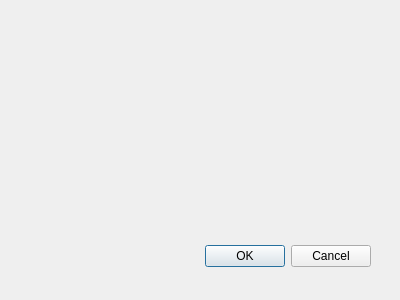
engsr6982/EasyDownloadManager, file src/ui/settings/SettingsDialog.ui: the form before one commit.
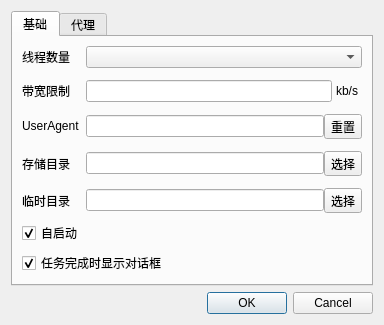
The form after the commit.

Commit message: feat: add settings dialog and configuration management

The edit to the form file:
```diff
--- a/src/ui/settings/SettingsDialog.ui
+++ b/src/ui/settings/SettingsDialog.ui
@@ -6,29 +6,268 @@
    <rect>
     <x>0</x>
     <y>0</y>
-    <width>400</width>
-    <height>300</height>
+    <width>384</width>
+    <height>325</height>
    </rect>
   </property>
   <property name="windowTitle">
    <string>Dialog</string>
   </property>
-  <widget class="QDialogButtonBox" name="buttonBox">
-   <property name="geometry">
-    <rect>
-     <x>30</x>
-     <y>240</y>
-     <width>341</width>
-     <height>32</height>
-    </rect>
-   </property>
-   <property name="orientation">
-    <enum>Qt::Orientation::Horizontal</enum>
-   </property>
-   <property name="standardButtons">
-    <set>QDialogButtonBox::StandardButton::Cancel|QDialogButtonBox::StandardButton::Ok</set>
-   </property>
-  </widget>
+  <layout class="QVBoxLayout" name="verticalLayout">
+   <item>
+    <widget class="QTabWidget" name="tabWidget_">
+     <property name="currentIndex">
+      <number>0</number>
+     </property>
+     <widget class="QWidget" name="basisTab_">
+      <attribute name="title">
+       <string>基础</string>
+      </attribute>
+      <layout class="QVBoxLayout" name="verticalLayout_2">
+       <item>
+        <layout class="QFormLayout" name="basisTabFormLayout_">
+         <property name="horizontalSpacing">
+          <number>6</number>
+         </property>
+         <property name="verticalSpacing">
+          <number>12</number>
+         </property>
+         <item row="0" column="0">
+          <widget class="QLabel" name="threadCountLabel_">
+           <property name="text">
+            <string>线程数量</string>
+           </property>
+          </widget>
+         </item>
+         <item row="0" column="1">
+          <widget class="QComboBox" name="threadCountComboBox_">
+           <property name="toolTip">
+            <string>每次下载使用的线程数量(推荐8个线程)</string>
+           </property>
+           <property name="currentIndex">
+            <number>-1</number>
+           </property>
+          </widget>
+         </item>
+         <item row="1" column="0">
+          <widget class="QLabel" name="bandWidthLimitLabel_">
+           <property name="text">
+            <string>带宽限制</string>
+           </property>
+          </widget>
+         </item>
+         <item row="1" column="1">
+          <layout class="QHBoxLayout" name="bandWidthLimitLayout_">
+           <property name="spacing">
+            <number>4</number>
+           </property>
+           <property name="rightMargin">
+            <number>4</number>
+           </property>
+           <property name="bottomMargin">
+            <number>0</number>
+           </property>
+           <item>
+            <widget class="QLineEdit" name="bandWidthLimitInput_">
+             <property name="toolTip">
+              <string>每个任务的带宽限制(单位 kb/s)</string>
+             </property>
+             <property name="text">
+              <string/>
+             </property>
+            </widget>
+           </item>
+           <item>
+            <widget class="QLabel" name="bandWidthLimitUintLabel_">
+             <property name="text">
+              <string>kb/s</string>
+             </property>
+            </widget>
+           </item>
+          </layout>
+         </item>
+         <item row="2" column="0">
+          <widget class="QLabel" name="userAgentLabel_">
+           <property name="text">
+            <string>UserAgent</string>
+           </property>
+          </widget>
+         </item>
+         <item row="2" column="1">
+          <layout class="QHBoxLayout" name="userAgentLayout_">
+           <item>
+            <widget class="QLineEdit" name="userAgentInput_">
+             <property name="toolTip">
+              <string>发起下载和请求使用此UA</string>
+             </property>
+             <property name="text">
+              <string/>
+             </property>
+            </widget>
+           </item>
+           <item>
+            <widget class="QToolButton" name="userAgentResetBtn_">
+             <property name="text">
+              <string>重置</string>
+             </property>
+            </widget>
+           </item>
+          </layout>
+         </item>
+         <item row="3" column="0">
+          <widget class="QLabel" name="saveDirLabel_">
+           <property name="text">
+            <string>存储目录</string>
+           </property>
+          </widget>
+         </item>
+         <item row="3" column="1">
+          <layout class="QHBoxLayout" name="saveDirLayout_">
+           <item>
+            <widget class="QLineEdit" name="saveDirInput_"/>
+           </item>
+           <item>
+            <widget class="QToolButton" name="saveDirChooseBtn_">
+             <property name="text">
+              <string>选择</string>
+             </property>
+            </widget>
+           </item>
+          </layout>
+         </item>
+         <item row="4" column="0">
+          <widget class="QLabel" name="tempDirLabel_">
+           <property name="text">
+            <string>临时目录</string>
+           </property>
+          </widget>
+         </item>
+         <item row="4" column="1">
+          <layout class="QHBoxLayout" name="tempDirLayout_">
+           <item>
+            <widget class="QLineEdit" name="tempDirInput_"/>
+           </item>
+           <item>
+            <widget class="QToolButton" name="tempDirChooseBtn_">
+             <property name="text">
+              <string>选择</string>
+             </property>
+            </widget>
+           </item>
+          </layout>
+         </item>
+        </layout>
+       </item>
+       <item>
+        <widget class="QCheckBox" name="autoStartCheckBox_">
+         <property name="text">
+          <string>自启动</string>
+         </property>
+         <property name="checked">
+          <bool>true</bool>
+         </property>
+        </widget>
+       </item>
+       <item>
+        <widget class="QCheckBox" name="showCompleteCheckBox_">
+         <property name="text">
+          <string>任务完成时显示对话框</string>
+         </property>
+         <property name="checked">
+          <bool>true</bool>
+         </property>
+        </widget>
+       </item>
+      </layout>
+     </widget>
+     <widget class="QWidget" name="proxyTab_">
+      <attribute name="title">
+       <string>代理</string>
+      </attribute>
+      <layout class="QFormLayout" name="formLayout_2">
+       <property name="verticalSpacing">
+        <number>12</number>
+       </property>
+       <item row="0" column="0">
+        <widget class="QLabel" name="proxyTypeLabel_">
+         <property name="text">
+          <string>代理类型</string>
+         </property>
+        </widget>
+       </item>
+       <item row="0" column="1">
+        <widget class="QComboBox" name="proxyTypeComboBox_"/>
+       </item>
+       <item row="1" column="0">
+        <widget class="QLabel" name="proxyHostLabel_">
+         <property name="text">
+          <string>主机地址</string>
+         </property>
+        </widget>
+       </item>
+       <item row="1" column="1">
+        <widget class="QLineEdit" name="proxyHostInput_">
+         <property name="text">
+          <string/>
+         </property>
+        </widget>
+       </item>
+       <item row="2" column="0">
+        <widget class="QLabel" name="proxyPortLabel_">
+         <property name="text">
+          <string>端口</string>
+         </property>
+        </widget>
+       </item>
+       <item row="2" column="1">
+        <widget class="QSpinBox" name="proxyPortSpinBox_">
+         <property name="maximum">
+          <number>65535</number>
+         </property>
+         <property name="value">
+          <number>0</number>
+         </property>
+        </widget>
+       </item>
+       <item row="3" column="0">
+        <widget class="QLabel" name="proxyUserLabel_">
+         <property name="text">
+          <string>用户</string>
+         </property>
+        </widget>
+       </item>
+       <item row="3" column="1">
+        <widget class="QLineEdit" name="proxyUserInput_"/>
+       </item>
+       <item row="4" column="0">
+        <widget class="QLabel" name="proxyPwdLabel_">
+         <property name="text">
+          <string>密码</string>
+         </property>
+        </widget>
+       </item>
+       <item row="4" column="1">
+        <widget class="QLineEdit" name="proxyPwdInput_">
+         <property name="echoMode">
+          <enum>QLineEdit::EchoMode::PasswordEchoOnEdit</enum>
+         </property>
+        </widget>
+       </item>
+      </layout>
+     </widget>
+    </widget>
+   </item>
+   <item>
+    <widget class="QDialogButtonBox" name="buttonBox_">
+     <property name="orientation">
+      <enum>Qt::Orientation::Horizontal</enum>
+     </property>
+     <property name="standardButtons">
+      <set>QDialogButtonBox::StandardButton::Cancel|QDialogButtonBox::StandardButton::Ok</set>
+     </property>
+    </widget>
+   </item>
+  </layout>
  </widget>
  <resources/>
  <connections>
```
Left out of the diff: 6 changed lines with no effect on the pictures. The commit also changes 15 other files.
